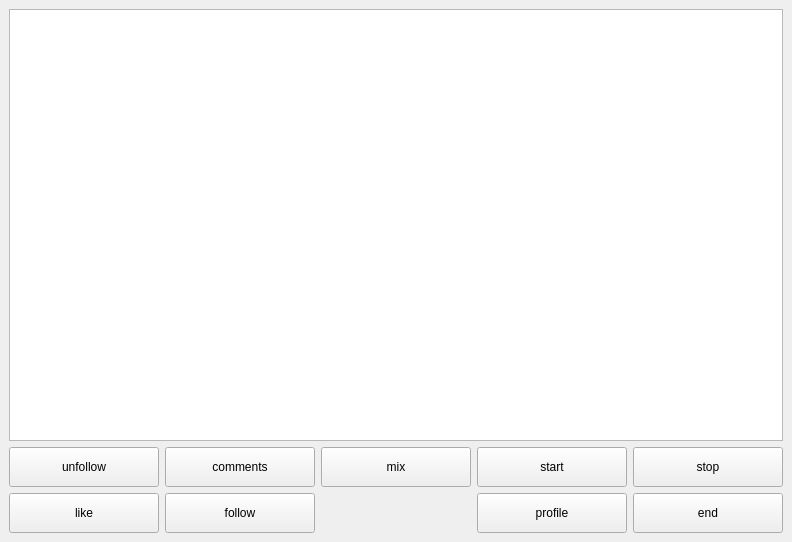
This is GuiQt/mainpage.ui in rabbittx/instagram_bot_InstaPy_GUI as Qt 5 draws it before an edit. The edited form follows.
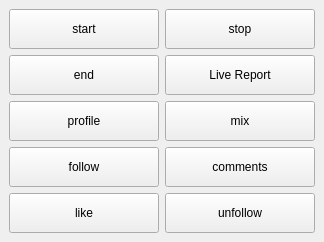
This is the edited form.

Commit message: change GUI get amount form user but need more fix

What changed in the file:
```diff
--- a/GuiQt/mainpage.ui
+++ b/GuiQt/mainpage.ui
@@ -6,8 +6,8 @@
    <rect>
     <x>0</x>
     <y>0</y>
-    <width>792</width>
-    <height>542</height>
+    <width>324</width>
+    <height>242</height>
    </rect>
   </property>
   <property name="windowTitle">
@@ -15,7 +15,26 @@
   </property>
   <widget class="QWidget" name="centralwidget">
    <layout class="QGridLayout" name="gridLayout">
-    <item row="1" column="1">
+    <item row="4" column="4">
+     <widget class="QPushButton" name="followB">
+      <property name="minimumSize">
+       <size>
+        <width>150</width>
+        <height>40</height>
+       </size>
+      </property>
+      <property name="baseSize">
+       <size>
+        <width>0</width>
+        <height>0</height>
+       </size>
+      </property>
+      <property name="text">
+       <string>follow</string>
+      </property>
+     </widget>
+    </item>
+    <item row="4" column="5">
      <widget class="QPushButton" name="commentsB">
       <property name="minimumSize">
        <size>
@@ -34,7 +53,7 @@
       </property>
      </widget>
     </item>
-    <item row="2" column="0">
+    <item row="5" column="4">
      <widget class="QPushButton" name="likeB">
       <property name="minimumSize">
        <size>
@@ -65,26 +84,7 @@
       </property>
      </widget>
     </item>
-    <item row="1" column="0">
-     <widget class="QPushButton" name="unfollowB">
-      <property name="minimumSize">
-       <size>
-        <width>150</width>
-        <height>40</height>
-       </size>
-      </property>
-      <property name="baseSize">
-       <size>
-        <width>0</width>
-        <height>0</height>
-       </size>
-      </property>
-      <property name="text">
-       <string>unfollow</string>
-      </property>
-     </widget>
-    </item>
-    <item row="1" column="4">
+    <item row="0" column="5">
      <widget class="QPushButton" name="stopB">
       <property name="minimumSize">
        <size>
@@ -103,8 +103,8 @@
       </property>
      </widget>
     </item>
-    <item row="2" column="1">
-     <widget class="QPushButton" name="followB">
+    <item row="5" column="5">
+     <widget class="QPushButton" name="unfollowB">
       <property name="minimumSize">
        <size>
         <width>150</width>
@@ -118,49 +118,11 @@
        </size>
       </property>
       <property name="text">
-       <string>follow</string>
+       <string>unfollow</string>
       </property>
      </widget>
     </item>
-    <item row="2" column="4">
-     <widget class="QPushButton" name="endB">
-      <property name="minimumSize">
-       <size>
-        <width>150</width>
-        <height>40</height>
-       </size>
-      </property>
-      <property name="baseSize">
-       <size>
-        <width>0</width>
-        <height>0</height>
-       </size>
-      </property>
-      <property name="text">
-       <string>end</string>
-      </property>
-     </widget>
-    </item>
-    <item row="2" column="3">
-     <widget class="QPushButton" name="profileB">
-      <property name="minimumSize">
-       <size>
-        <width>150</width>
-        <height>40</height>
-       </size>
-      </property>
-      <property name="baseSize">
-       <size>
-        <width>0</width>
-        <height>0</height>
-       </size>
-      </property>
-      <property name="text">
-       <string>profile</string>
-      </property>
-     </widget>
-    </item>
-    <item row="1" column="3">
+    <item row="0" column="4">
      <widget class="QPushButton" name="startB">
       <property name="minimumSize">
        <size>
@@ -179,7 +141,26 @@
       </property>
      </widget>
     </item>
-    <item row="1" column="2">
+    <item row="3" column="4">
+     <widget class="QPushButton" name="profileB">
+      <property name="minimumSize">
+       <size>
+        <width>150</width>
+        <height>40</height>
+       </size>
+      </property>
+      <property name="baseSize">
+       <size>
+        <width>0</width>
+        <height>0</height>
+       </size>
+      </property>
+      <property name="text">
+       <string>profile</string>
+      </property>
+     </widget>
+    </item>
+    <item row="3" column="5">
      <widget class="QPushButton" name="mixB">
       <property name="minimumSize">
        <size>
@@ -198,8 +179,43 @@
       </property>
      </widget>
     </item>
-    <item row="0" column="0" colspan="5">
-     <widget class="QPlainTextEdit" name="showbord"/>
+    <item row="1" column="4">
+     <widget class="QPushButton" name="endB">
+      <property name="minimumSize">
+       <size>
+        <width>150</width>
+        <height>40</height>
+       </size>
+      </property>
+      <property name="baseSize">
+       <size>
+        <width>0</width>
+        <height>0</height>
+       </size>
+      </property>
+      <property name="text">
+       <string>end</string>
+      </property>
+     </widget>
+    </item>
+    <item row="1" column="5">
+     <widget class="QPushButton" name="live_reportB">
+      <property name="minimumSize">
+       <size>
+        <width>150</width>
+        <height>40</height>
+       </size>
+      </property>
+      <property name="baseSize">
+       <size>
+        <width>0</width>
+        <height>0</height>
+       </size>
+      </property>
+      <property name="text">
+       <string>Live Report</string>
+      </property>
+     </widget>
     </item>
    </layout>
   </widget>
```
Left out of the diff: 2 changed lines with no effect on the pictures. The commit also changes 5 other files.
